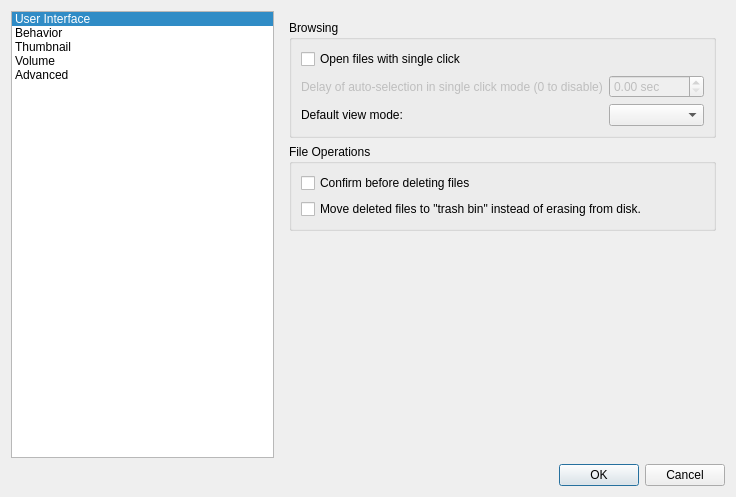
Before: the Qt Designer form pcmanfm/preferences.ui in lubuntu-team/pavucontrol-qt-packaging, drawn with Qt 5.
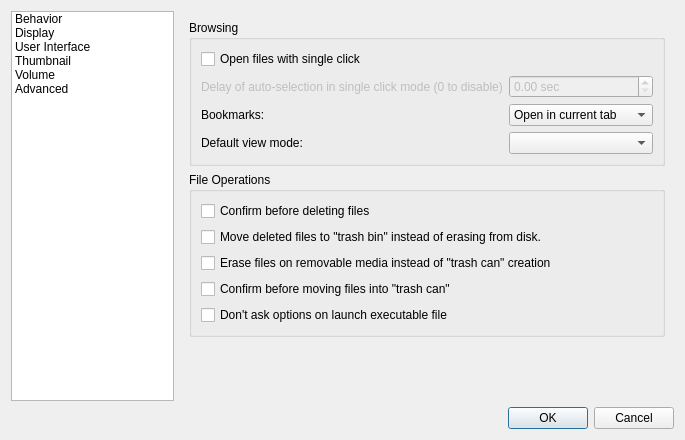
After: the same form once the commit is applied. The open tabs and pages were chosen to show the change. Icons and pictures are not drawn.

What changed in the file:
```diff
--- a/pcmanfm/preferences.ui
+++ b/pcmanfm/preferences.ui
@@ -6,8 +6,8 @@
    <rect>
     <x>0</x>
     <y>0</y>
-    <width>736</width>
-    <height>497</height>
+    <width>685</width>
+    <height>440</height>
    </rect>
   </property>
   <property name="windowTitle">
@@ -28,18 +28,23 @@
         <enum>Qt::ScrollBarAlwaysOff</enum>
        </property>
        <property name="currentRow">
-        <number>0</number>
+        <number>-1</number>
        </property>
-       <item>
-        <property name="text">
-         <string>User Interface</string>
-        </property>
-       </item>
        <item>
         <property name="text">
          <string>Behavior</string>
         </property>
        </item>
+       <item>
+        <property name="text">
+         <string>Display</string>
+        </property>
+       </item>
+       <item>
+        <property name="text">
+         <string>User Interface</string>
+        </property>
+       </item>
        <item>
         <property name="text">
          <string>Thumbnail</string>
@@ -68,8 +73,147 @@
        <property name="currentIndex">
         <number>0</number>
        </property>
-       <widget class="QWidget" name="uiPage">
-        <layout class="QVBoxLayout" name="verticalLayout_5">
+       <widget class="QWidget" name="behaviorPage">
+        <layout class="QVBoxLayout" name="verticalLayout_3" stretch="0,0,1">
+         <item>
+          <widget class="QGroupBox" name="groupBox_4">
+           <property name="title">
+            <string>Browsing</string>
+           </property>
+           <layout class="QFormLayout" name="formLayout_5">
+            <property name="fieldGrowthPolicy">
+             <enum>QFormLayout::AllNonFixedFieldsGrow</enum>
+            </property>
+            <item row="0" column="0" colspan="2">
+             <widget class="QCheckBox" name="singleClick">
+              <property name="text">
+               <string>Open files with single click</string>
+              </property>
+             </widget>
+            </item>
+            <item row="1" column="0">
+             <widget class="QLabel" name="label">
+              <property name="enabled">
+               <bool>false</bool>
+              </property>
+              <property name="text">
+               <string>Delay of auto-selection in single click mode (0 to disable)</string>
+              </property>
+             </widget>
+            </item>
+            <item row="3" column="0">
+             <widget class="QLabel" name="label_11">
+              <property name="text">
+               <string>Default view mode:</string>
+              </property>
+             </widget>
+            </item>
+            <item row="3" column="1">
+             <widget class="QComboBox" name="viewMode"/>
+            </item>
+            <item row="1" column="1">
+             <widget class="QDoubleSpinBox" name="autoSelectionDelay">
+              <property name="enabled">
+               <bool>false</bool>
+              </property>
+              <property name="suffix">
+               <string> sec</string>
+              </property>
+              <property name="singleStep">
+               <double>0.100000000000000</double>
+              </property>
+             </widget>
+            </item>
+            <item row="2" column="0">
+             <widget class="QLabel" name="label_2">
+              <property name="text">
+               <string>Bookmarks:</string>
+              </property>
+             </widget>
+            </item>
+            <item row="2" column="1">
+             <widget class="QComboBox" name="bookmarkOpenMethod">
+              <item>
+               <property name="text">
+                <string>Open in current tab</string>
+               </property>
+              </item>
+              <item>
+               <property name="text">
+                <string>Open in new tab</string>
+               </property>
+              </item>
+              <item>
+               <property name="text">
+                <string>Open in new window</string>
+               </property>
+              </item>
+             </widget>
+            </item>
+           </layout>
+          </widget>
+         </item>
+         <item>
+          <widget class="QGroupBox" name="groupBox_6">
+           <property name="title">
+            <string>File Operations</string>
+           </property>
+           <layout class="QVBoxLayout" name="verticalLayout_9">
+            <item>
+             <widget class="QCheckBox" name="configmDelete">
+              <property name="text">
+               <string>Confirm before deleting files</string>
+              </property>
+             </widget>
+            </item>
+            <item>
+             <widget class="QCheckBox" name="useTrash">
+              <property name="text">
+               <string>Move deleted files to &quot;trash bin&quot; instead of erasing from disk.</string>
+              </property>
+             </widget>
+            </item>
+            <item>
+             <widget class="QCheckBox" name="noUsbTrash">
+              <property name="text">
+               <string>Erase files on removable media instead of &quot;trash can&quot; creation</string>
+              </property>
+             </widget>
+            </item>
+            <item>
+             <widget class="QCheckBox" name="confirmTrash">
+              <property name="text">
+               <string>Confirm before moving files into &quot;trash can&quot;</string>
+              </property>
+             </widget>
+            </item>
+            <item>
+             <widget class="QCheckBox" name="quickExec">
+              <property name="text">
+               <string>Don't ask options on launch executable file</string>
+              </property>
+             </widget>
+            </item>
+           </layout>
+          </widget>
+         </item>
+         <item>
+          <spacer name="verticalSpacer_2">
+           <property name="orientation">
+            <enum>Qt::Vertical</enum>
+           </property>
+           <property name="sizeHint" stdset="0">
+            <size>
+             <width>0</width>
+             <height>0</height>
+            </size>
+           </property>
+          </spacer>
+         </item>
+        </layout>
+       </widget>
+       <widget class="QWidget" name="displayPage">
+        <layout class="QVBoxLayout" name="verticalLayout_7" stretch="0,0,1">
          <item>
           <widget class="QGroupBox" name="groupBox_2">
            <property name="title">
@@ -210,100 +354,8 @@
            </property>
            <property name="sizeHint" stdset="0">
             <size>
-             <width>20</width>
-             <height>40</height>
-            </size>
-           </property>
-          </spacer>
-         </item>
-        </layout>
-       </widget>
-       <widget class="QWidget" name="behaviorPage">
-        <layout class="QVBoxLayout" name="verticalLayout_3">
-         <item>
-          <widget class="QGroupBox" name="groupBox_4">
-           <property name="title">
-            <string>Browsing</string>
-           </property>
-           <layout class="QFormLayout" name="formLayout_5">
-            <property name="fieldGrowthPolicy">
-             <enum>QFormLayout::AllNonFixedFieldsGrow</enum>
-            </property>
-            <item row="0" column="0" colspan="2">
-             <widget class="QCheckBox" name="singleClick">
-              <property name="text">
-               <string>Open files with single click</string>
-              </property>
-             </widget>
-            </item>
-            <item row="1" column="0">
-             <widget class="QLabel" name="label">
-              <property name="enabled">
-               <bool>false</bool>
-              </property>
-              <property name="text">
-               <string>Delay of auto-selection in single click mode (0 to disable)</string>
-              </property>
-             </widget>
-            </item>
-            <item row="2" column="0">
-             <widget class="QLabel" name="label_11">
-              <property name="text">
-               <string>Default view mode:</string>
-              </property>
-             </widget>
-            </item>
-            <item row="2" column="1">
-             <widget class="QComboBox" name="viewMode"/>
-            </item>
-            <item row="1" column="1">
-             <widget class="QDoubleSpinBox" name="autoSelectionDelay">
-              <property name="enabled">
-               <bool>false</bool>
-              </property>
-              <property name="suffix">
-               <string> sec</string>
-              </property>
-              <property name="singleStep">
-               <double>0.100000000000000</double>
-              </property>
-             </widget>
-            </item>
-           </layout>
-          </widget>
-         </item>
-         <item>
-          <widget class="QGroupBox" name="groupBox_6">
-           <property name="title">
-            <string>File Operations</string>
-           </property>
-           <layout class="QFormLayout" name="formLayout_6">
-            <item row="0" column="0">
-             <widget class="QCheckBox" name="configmDelete">
-              <property name="text">
-               <string>Confirm before deleting files</string>
-              </property>
-             </widget>
-            </item>
-            <item row="1" column="0">
-             <widget class="QCheckBox" name="useTrash">
-              <property name="text">
-               <string>Move deleted files to &quot;trash bin&quot; instead of erasing from disk.</string>
-              </property>
-             </widget>
-            </item>
-           </layout>
-          </widget>
-         </item>
-         <item>
-          <spacer name="verticalSpacer_2">
-           <property name="orientation">
-            <enum>Qt::Vertical</enum>
-           </property>
-           <property name="sizeHint" stdset="0">
-            <size>
-             <width>20</width>
-             <height>40</height>
+             <width>0</width>
+             <height>0</height>
             </size>
            </property>
           </spacer>
```
Left out of the diff: 336 changed lines with no effect on the pictures.
